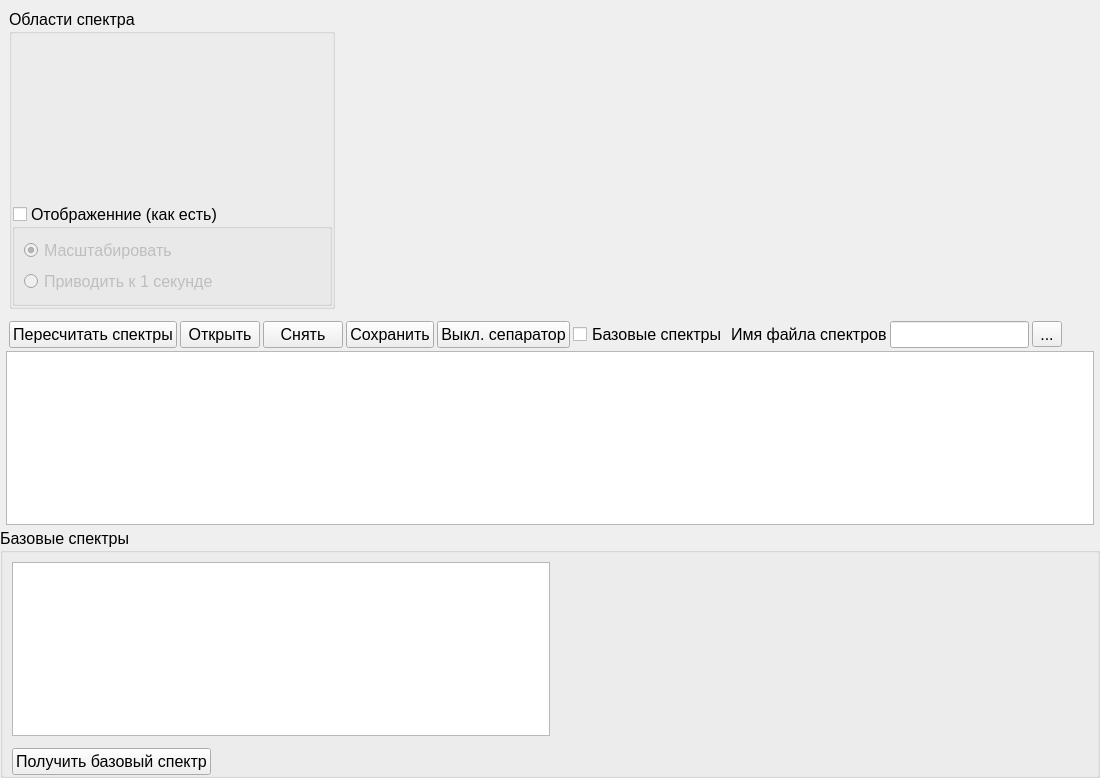
Before: the Qt Designer form sprspectrumlisttablewidget.ui in longway34/SeparaterQt2, drawn with Qt 5.
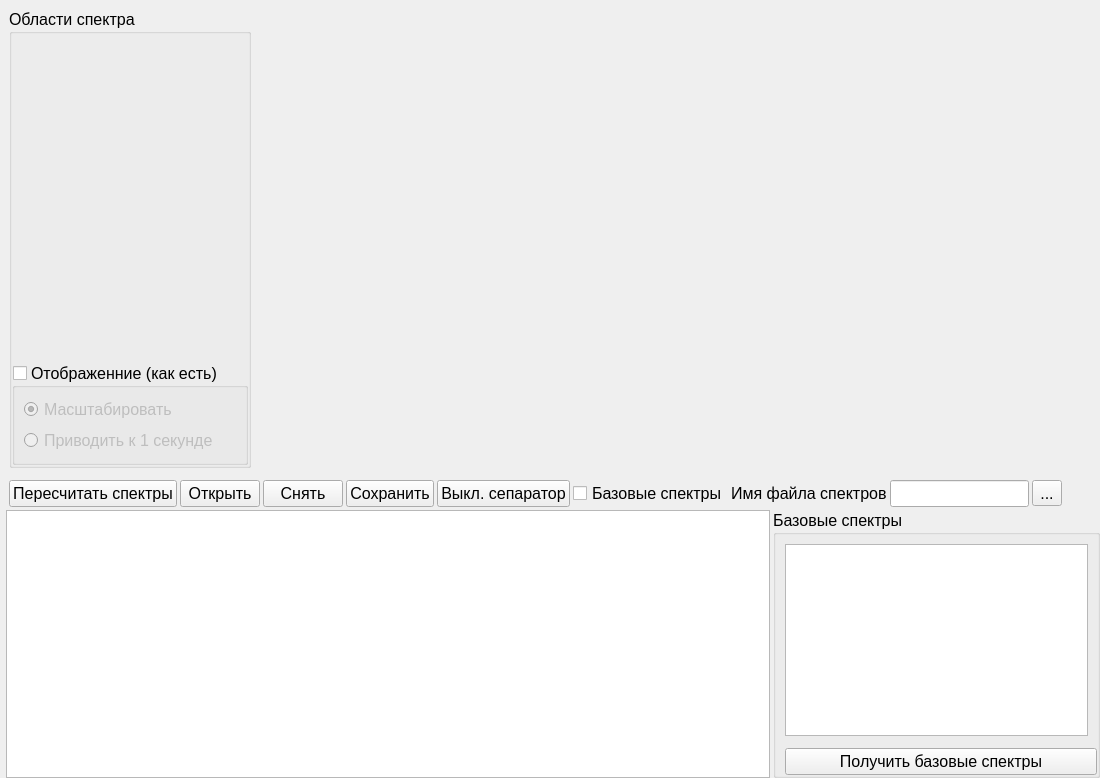
After: the same form once the commit is applied. Icons and pictures are not drawn. Custom widgets are drawn as their Qt base class.

```diff
--- a/sprspectrumlisttablewidget.ui
+++ b/sprspectrumlisttablewidget.ui
@@ -49,7 +49,7 @@
    </property>
    <item>
     <widget class="QWidget" name="widget" native="true">
-     <layout class="QHBoxLayout" name="horizontalLayout_2" stretch="0,0">
+     <layout class="QHBoxLayout" name="horizontalLayout_2" stretch="0,0,0">
       <item>
        <widget class="QGroupBox" name="gbSpectrumElements">
         <property name="sizePolicy">
@@ -125,6 +125,19 @@
         </layout>
        </widget>
       </item>
+      <item>
+       <spacer name="horizontalSpacer">
+        <property name="orientation">
+         <enum>Qt::Horizontal</enum>
+        </property>
+        <property name="sizeHint" stdset="0">
+         <size>
+          <width>40</width>
+          <height>20</height>
+         </size>
+        </property>
+       </spacer>
+      </item>
       <item>
        <widget class="SPRSpectrumGraphicsWidget" name="graphic" native="true">
         <property name="minimumSize">
@@ -262,7 +275,7 @@
        <verstretch>0</verstretch>
       </sizepolicy>
      </property>
-     <layout class="QHBoxLayout" name="horizontalLayout">
+     <layout class="QHBoxLayout" name="horizontalLayout" stretch="70,30">
       <property name="spacing">
        <number>3</number>
       </property>
@@ -273,7 +286,7 @@
        <number>0</number>
       </property>
       <property name="rightMargin">
-       <number>6</number>
+       <number>0</number>
       </property>
       <property name="bottomMargin">
        <number>0</number>
@@ -291,13 +304,10 @@
         </property>
        </widget>
       </item>
-     </layout>
-    </widget>
-   </item>
    <item>
     <widget class="QGroupBox" name="gbBasetSpectrums">
      <property name="sizePolicy">
-      <sizepolicy hsizetype="Preferred" vsizetype="Preferred">
+         <sizepolicy hsizetype="Ignored" vsizetype="Preferred">
        <horstretch>0</horstretch>
        <verstretch>0</verstretch>
       </sizepolicy>
@@ -323,11 +333,11 @@
       </property>
       <item>
        <widget class="QWidget" name="widget_5" native="true">
-        <layout class="QHBoxLayout" name="horizontalLayout_5" stretch="50,50">
+           <layout class="QHBoxLayout" name="horizontalLayout_5" stretch="50">
          <item>
           <widget class="SPRSpectrumBaseListTable2" name="tListBasedSpectrumItem">
            <property name="sizePolicy">
-            <sizepolicy hsizetype="Preferred" vsizetype="Preferred">
+               <sizepolicy hsizetype="Ignored" vsizetype="Preferred">
              <horstretch>0</horstretch>
              <verstretch>0</verstretch>
             </sizepolicy>
@@ -340,19 +350,6 @@
            </property>
           </widget>
          </item>
-         <item>
-          <spacer name="horizontalSpacer_3">
-           <property name="orientation">
-            <enum>Qt::Horizontal</enum>
-           </property>
-           <property name="sizeHint" stdset="0">
-            <size>
-             <width>40</width>
-             <height>20</height>
-            </size>
-           </property>
-          </spacer>
-         </item>
         </layout>
        </widget>
       </item>
@@ -374,7 +371,7 @@
          <item>
           <widget class="QPushButton" name="bGetBaseSpectrum">
            <property name="text">
-            <string>Получить базовый спектр</string>
+               <string>Получить базовые спектры</string>
            </property>
            <property name="icon">
             <iconset resource="icons.qrc">
@@ -388,18 +385,8 @@
            </property>
           </widget>
          </item>
-         <item>
-          <spacer name="horizontalSpacer_4">
-           <property name="orientation">
-            <enum>Qt::Horizontal</enum>
-           </property>
-           <property name="sizeHint" stdset="0">
-            <size>
-             <width>40</width>
-             <height>20</height>
-            </size>
-           </property>
-          </spacer>
+           </layout>
+          </widget>
          </item>
         </layout>
        </widget>
@@ -410,6 +397,12 @@
   </layout>
  </widget>
  <customwidgets>
+  <customwidget>
+   <class>SPRSpectrumGraphicsWidget</class>
+   <extends>QWidget</extends>
+   <header>sprspectrumgraphicswidget.h</header>
+   <container>1</container>
+  </customwidget>
   <customwidget>
    <class>SPRZonesRangesTableWidget</class>
    <extends>QWidget</extends>
@@ -421,12 +414,6 @@
    <extends>QTableWidget</extends>
    <header>sprspectrumlisttable.h</header>
   </customwidget>
-  <customwidget>
-   <class>SPRSpectrumGraphicsWidget</class>
-   <extends>QWidget</extends>
-   <header>sprspectrumgraphicswidget.h</header>
-   <container>1</container>
-  </customwidget>
   <customwidget>
    <class>SPRSpectrumBaseListTable2</class>
    <extends>QTableWidget</extends>
```
Lines whose indentation alone changed are shown as unchanged.
